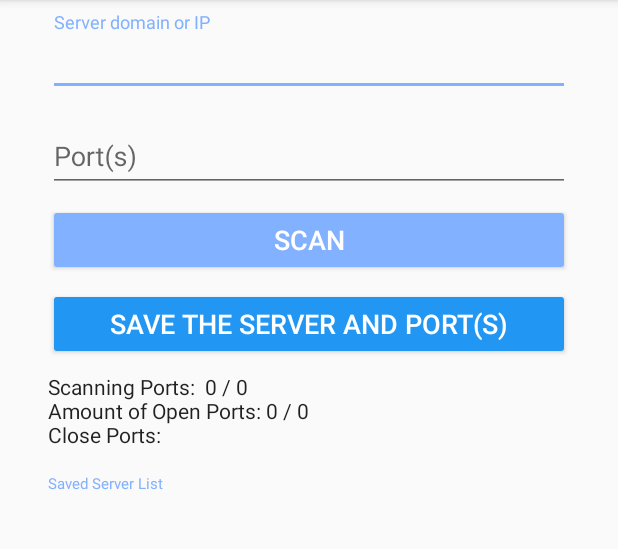
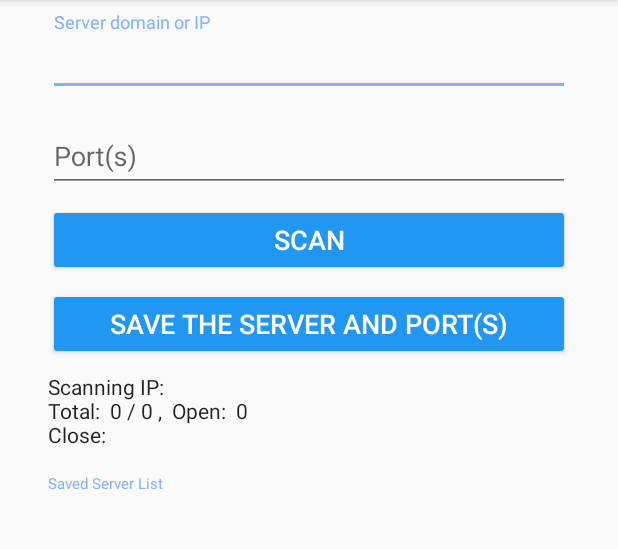
Before and after one commit to owenlsa/CheckPort, an Android app: the screen it shows after launch (MainActivity), after a tap on "SCAN", on a phone screen of 412 x 824 dp, the part 84-633 px from its top. Run offline under Robolectric (Android 15) with nearby library versions, the phone set to English and light mode, and no system bars.

Commit message:
Delete useless part of code. Add editText max lines limition.

```diff
--- a/app/src/main/java/com/lsa/checkport/MainActivity.java
+++ b/app/src/main/java/com/lsa/checkport/MainActivity.java
@@ -51,6 +51,7 @@ public class MainActivity extends AppCompatActivity {
     private int doneTimes = 0;
     private int okTimes = 0;
     private String failList = "";
+    private String scanIP = "";
 
 
     @Override
@@ -65,30 +66,15 @@ public class MainActivity extends AppCompatActivity {
         btnScanBtn = findViewById(R.id.btnScan);
 
         loadJson(SERVER_JSON); //获取json，初始化jsonArrayCurrent
-
-        if (jsonArrayCurrent != null) {
-            myDataset = new String[jsonArrayCurrent.length()];
-            for (int i = 0; i < jsonArrayCurrent.length(); i++) {
-                try {
-                    //提取jsonArrayCurrent中的内容到myDataset以供listView显示
-                    JSONObject jsonObject = jsonArrayCurrent.getJSONObject(i);
-                    myDataset[i] = jsonObject.getString("domain") + "\n"
-                    + jsonObject.getString("port");
-                } catch (Exception e) {
-                    System.out.println("Error 101");
-                    e.printStackTrace();
-                }
-            }
-            updateListView(); //刷新listView
-        }
+        jsonArrayExplain(); //提取到myDataset以供listView显示
 
         //声明定时刷新textView的Handler
         Handler mTimeHandler = new Handler() {
             public void handleMessage(android.os.Message msg) {
                 if (msg.what == 0) {
-                    textViewData1.setText("Scanning Ports:  " + doneTimes + " / " + totalPortAmount
-                            + "\nAmount of Open Ports: " + okTimes+ " / " + totalPortAmount
-                            + "\nClose Ports:  " + failList); //刷新result
+                    textViewData1.setText("Scanning IP:  " + scanIP + "\nTotal:  " + doneTimes
+                            + " / " + totalPortAmount + " ,  Open:  " + okTimes
+                            + "\nClose:  " + failList); //刷新result
                     onUpdateListView(); //刷新listView
                     sendEmptyMessageDelayed(0, TV_UPDATE_PERIOD);
                 }
@@ -145,20 +131,21 @@ public class MainActivity extends AppCompatActivity {
 
     @SuppressLint("SetTextI18n")
     public void onScan(View view) {
+        final String strDomain = etDomain.getText().toString();
+        final String strPort = etPort.getText().toString();
+        if (strDomain.equals("") || strPort.equals("")) {
+            Toast.makeText(this,"Please enter server and port.",
+                    Toast.LENGTH_SHORT).show();
+            return;
+        }
         if (SCANNING == 0) {
             totalPortAmount = 0;
             doneTimes = 0;
             okTimes = 0;
             failList = "";
+            scanIP = "";
             SCANNING = 1;
             btnScanBtn.setBackgroundTintList(getColorStateList(R.color.colorAccent));
-            final String strDomain = etDomain.getText().toString();
-            final String strPort = etPort.getText().toString();
-            if (strDomain.equals("") || strPort.equals("")) {
-                Toast.makeText(this,"Please enter server and port.",
-                        Toast.LENGTH_SHORT).show();
-                return;
-            }
             new Thread(new Runnable() {
                 @Override
                 public void run() {
@@ -181,7 +168,7 @@ public class MainActivity extends AppCompatActivity {
                 int port = Integer.parseInt(strPortArr[i]);
                 InetAddress inetAddress = InetAddress.getByName(strDomain);
                 String ip = inetAddress.getHostAddress();
-
+                scanIP = ip;
                 int output = ScannerPortisAlive(ip, port);
                 if (output == 1) {
                     okTimes = okTimes + 1; //成功连接端口计数
@@ -363,20 +350,7 @@ public class MainActivity extends AppCompatActivity {
             System.out.println("Error 301");
             e.printStackTrace();
         }
-
-        if (jsonArrayCurrent != null) {
-            String[] myDataset = new String[jsonArrayCurrent.length()];
-            for (int i = 0; i < jsonArrayCurrent.length(); i++) {
-                try {
-                    JSONObject jsonObject = jsonArrayCurrent.getJSONObject(i);
-                    myDataset[i] = jsonObject.getString("domain") + "\n"
-                            + jsonObject.getString("port");
-                } catch (Exception e) {
-                    System.out.println("Error 302");
-                    e.printStackTrace();
-                }
-            }
-        }
+        jsonArrayExplain();
     }
 
 
--- a/app/src/main/res/layout/activity_main.xml
+++ b/app/src/main/res/layout/activity_main.xml
@@ -21,7 +21,8 @@
         <com.google.android.material.textfield.TextInputEditText
             android:id="@+id/inDomain"
             android:layout_width="match_parent"
-            android:layout_height="wrap_content" />
+            android:layout_height="wrap_content"
+            android:maxLines="1" />
     </com.google.android.material.textfield.TextInputLayout>
 
     <com.google.android.material.textfield.TextInputLayout
@@ -39,7 +40,8 @@
         <com.google.android.material.textfield.TextInputEditText
             android:id="@+id/inPort"
             android:layout_width="match_parent"
-            android:layout_height="wrap_content" />
+            android:layout_height="wrap_content"
+            android:maxLines="2" />
 
     </com.google.android.material.textfield.TextInputLayout>
 
```
